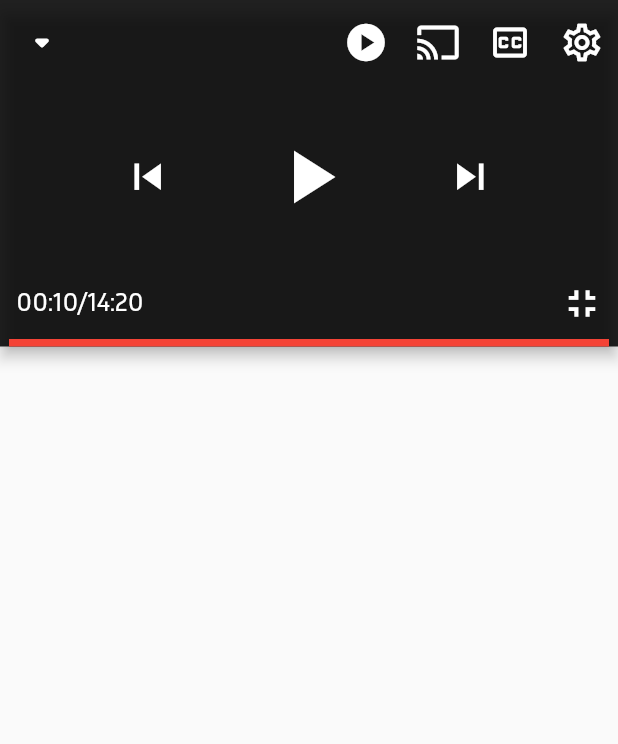
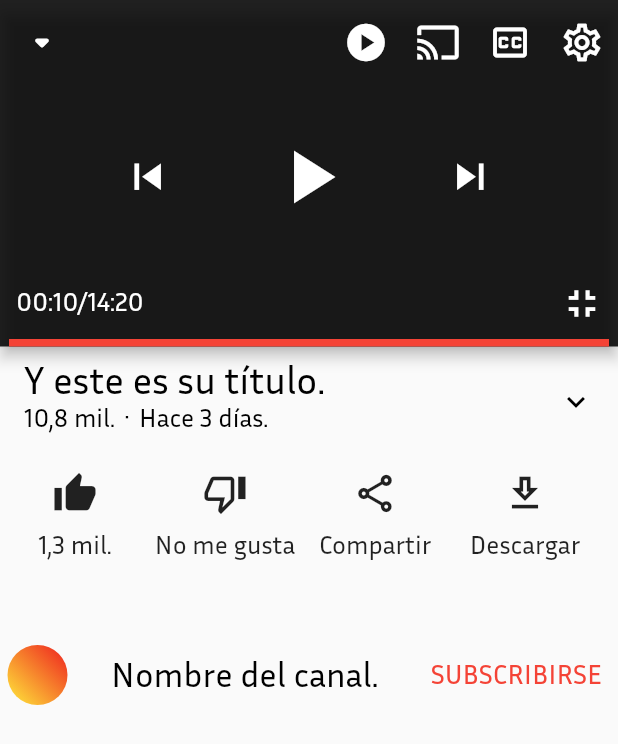
Before and after one commit to asanchezbdam1/senior_tech, a Flutter app: the YouTubeVideo screen opened directly, on a phone screen of 412 x 824 dp. Shown: the top 744 px of the screen. Run offline on Flutter 3.47's test engine with Material 2 defaults, Android fonts, the phone set to English and light mode, and no system bars; our stand-ins replace flutter_tts; generated files the repository leaves out were written again.

Commit message:
Añadida información del vídeo en pantalla de vídeo

```diff
--- a/lib/l10n/app_es.arb
+++ b/lib/l10n/app_es.arb
@@ -31,6 +31,34 @@
     "@ytVideoTitle": {
         "description": "Texto para el título de los vídeos de YouTube."
     },
+    "ytVideoData": "10,8 mil. · Hace 3 días.",
+    "@ytVideoData": {
+        "description": "Información de los vídeos de YouTube."
+    },
+    "ytVideoDescription": "Vídeo de ejemplo para la aplicación Senior Tech. Además de título, los vídeos pueden tener una descripción donde el creador de contenido deja enlaces de interés o comenta de que habla el vídeo.",
+    "@ytVideoDescription": {
+        "description": "Descripción del vídeo de YouTube."
+    },
+    "ytSubscribe": "SUBSCRIBIRSE",
+    "@ytSubscribe": {
+        "description": "Texto del botón de subscripción de YouTube."
+    },
+    "ytLikes": "1,3 mil.",
+    "@ytLikes": {
+        "description": "Texto del botón de me gusta de YouTube."
+    },
+    "ytDislikes": "No me gusta",
+    "@ytDislikes": {
+        "description": "Texto del botón de no me gusta de YouTube."
+    },
+    "ytShare": "Compartir",
+    "@ytShare": {
+        "description": "Texto del botón de compartir de YouTube."
+    },
+    "ytDownload": "Descargar",
+    "@ytDownload": {
+        "description": "Texto del botón de descargar de YouTube."
+    },
     "ytVideoChannel": "Nombre del canal.",
     "@ytVideoChannel": {
         "description": "Texto para el nombre de canal de los vídeos de YouTube."
--- a/lib/screens/apps/youtube-video.dart
+++ b/lib/screens/apps/youtube-video.dart
@@ -1,6 +1,7 @@
-import 'package:flutter/cupertino.dart';
 import 'package:flutter/material.dart';
 import 'package:senior_tech/custom-widgets/grad_button.dart';
+import 'package:flutter_gen/gen_l10n/app_localizations.dart';
+import 'package:senior_tech/screens/apps/youtube.dart';
 
 class YouTubeVideo extends StatelessWidget {
   final BuildContext context;
@@ -10,7 +11,7 @@ class YouTubeVideo extends StatelessWidget {
   Widget build(BuildContext context) {
     return Scaffold(
       appBar: getVideoUI(context),
-      body: Column(children: []),
+      body: ListView(children: [getTopSection(context)]),
     );
   }
 }
@@ -77,3 +78,126 @@ AppBar getVideoUI(BuildContext context) {
         ]),
       ));
 }
+
+Widget getTopSection(BuildContext context) {
+  return Column(
+    children: [
+      ExpansionTile(
+        backgroundColor: Colors.transparent,
+        title: Text(AppLocalizations.of(context)!.ytVideoTitle),
+        subtitle: Text(AppLocalizations.of(context)!.ytVideoData,
+            textScaleFactor: 0.75),
+        children: [
+          Text(AppLocalizations.of(context)!.ytVideoDescription,
+              textScaleFactor: 0.9)
+        ],
+        childrenPadding: EdgeInsets.all(10),
+        iconColor: Colors.black,
+        textColor: Colors.black,
+        collapsedIconColor: Colors.black,
+        collapsedTextColor: Colors.black,
+      ),
+      Center(
+          child: Container(
+              height: 120,
+              child: ListView(
+                scrollDirection: Axis.horizontal,
+                children: [
+                  Container(
+                      width: 100,
+                      child: Column(
+                        children: [
+                          IconButton(
+                            iconSize: 30,
+                            onPressed: () {},
+                            icon: Icon(
+                              Icons.thumb_up,
+                              semanticLabel:
+                                  AppLocalizations.of(context)!.ytLikes,
+                            ),
+                            tooltip: AppLocalizations.of(context)!.ytLikes,
+                          ),
+                          Text(AppLocalizations.of(context)!.ytLikes,
+                              textScaleFactor: 0.75),
+                        ],
+                      )),
+                  Container(
+                      width: 100,
+                      child: Column(
+                        children: [
+                          IconButton(
+                            iconSize: 30,
+                            onPressed: () {},
+                            icon: Icon(
+                              Icons.thumb_down_outlined,
+                              semanticLabel:
+                                  AppLocalizations.of(context)!.ytDislikes,
+                            ),
+                            tooltip: AppLocalizations.of(context)!.ytDislikes,
+                          ),
+                          Text(AppLocalizations.of(context)!.ytDislikes,
+                              textScaleFactor: 0.75),
+                        ],
+                      )),
+                  Container(
+                      width: 100,
+                      child: Column(
+                        children: [
+                          IconButton(
+                            iconSize: 30,
+                            onPressed: () {},
+                            icon: Icon(
+                              Icons.share_outlined,
+                              semanticLabel:
+                                  AppLocalizations.of(context)!.ytShare,
+                            ),
+                            tooltip: AppLocalizations.of(context)!.ytShare,
+                          ),
+                          Text(AppLocalizations.of(context)!.ytShare,
+                              textScaleFactor: 0.75),
+                        ],
+                      )),
+                  Container(
+                      width: 100,
+                      child: Column(
+                        children: [
+                          IconButton(
+                            iconSize: 30,
+                            onPressed: () {},
+                            icon: Icon(
+                              Icons.download_outlined,
+                              semanticLabel:
+                                  AppLocalizations.of(context)!.ytDownload,
+                            ),
+                            tooltip: AppLocalizations.of(context)!.ytDownload,
+                          ),
+                          Text(AppLocalizations.of(context)!.ytDownload,
+                              textScaleFactor: 0.75),
+                        ],
+                      )),
+                ],
+              ))),
+      Row(
+        children: [
+          youTubeChannelAvatarIcon(context, EdgeInsets.all(5), 40, 40,
+              Color.fromARGB(255, 238, 30, 30), Colors.yellow),
+          Expanded(
+            child: GradButton(
+                onPressed: () {},
+                child: Text(
+                  AppLocalizations.of(context)!.ytVideoChannel,
+                  overflow: TextOverflow.ellipsis,
+                )),
+          ),
+          GradButton(
+              color: Colors.red,
+              onPressed: () {},
+              child: Text(
+                AppLocalizations.of(context)!.ytSubscribe,
+                textScaleFactor: 0.8,
+              ))
+        ],
+      )
+    ],
+  );
+}
```
